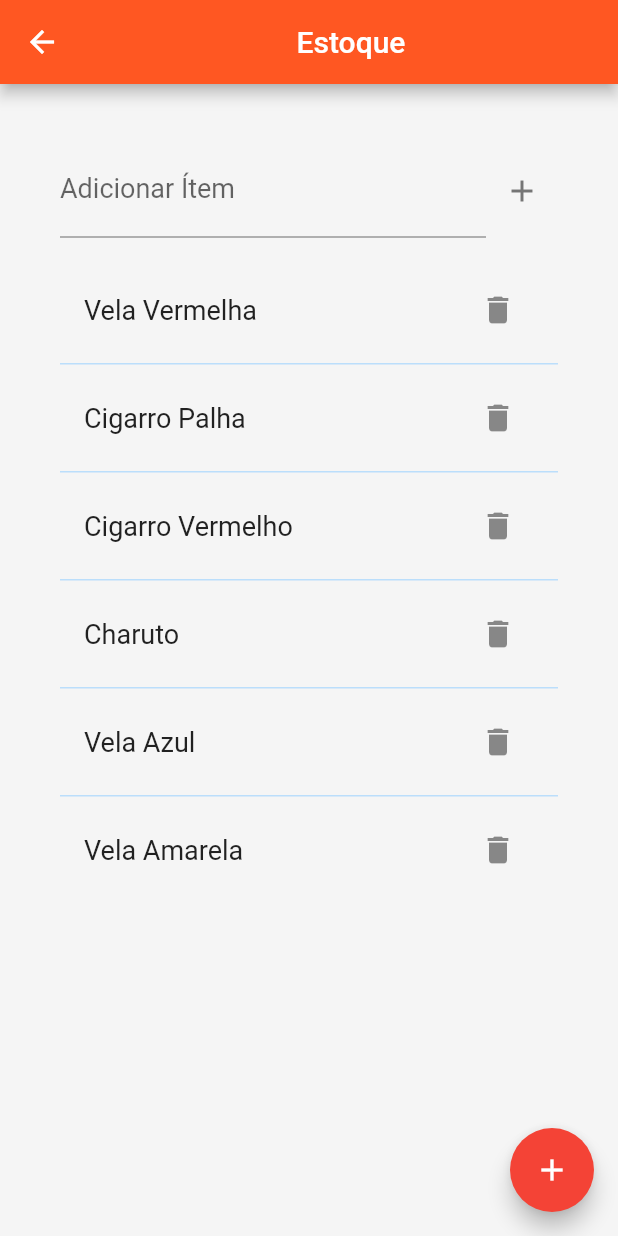
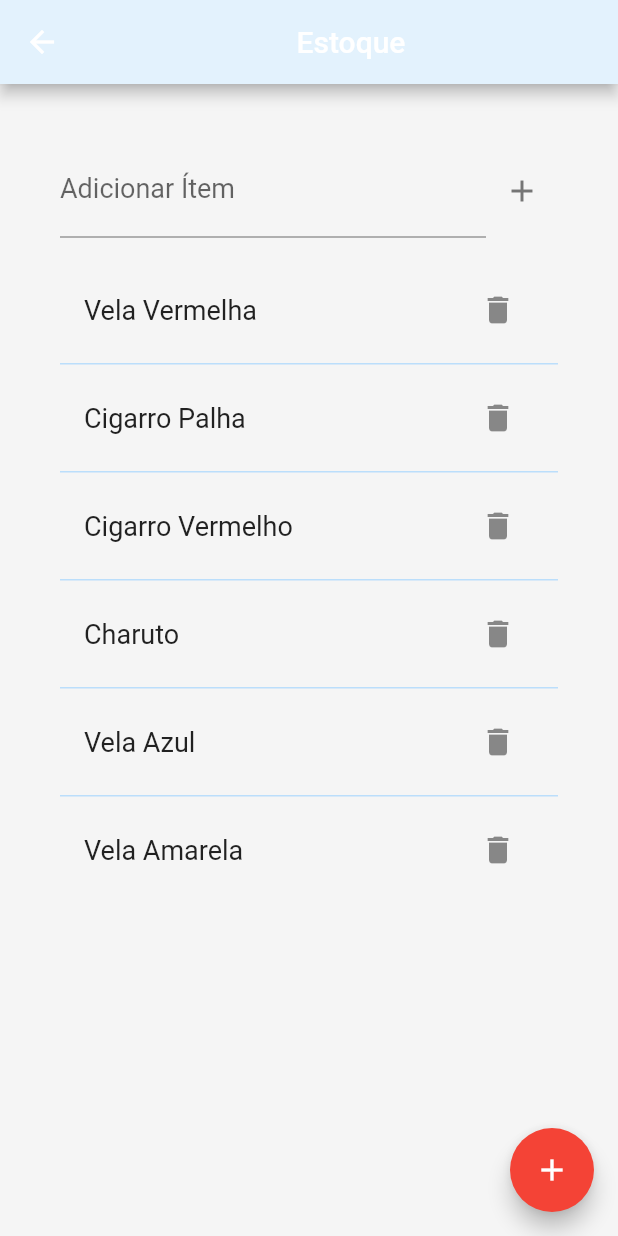
Before and after one commit to karenMoraes2021/projeto_TUPJA, a Flutter app: the ListViewSepareted screen opened by its route, on a phone screen of 412 x 824 dp. Run offline on Flutter 3.47's test engine with Material 2 defaults, Android fonts, the phone set to English and light mode, and no system bars.

```diff
--- a/lib/ListViewSepareted.dart
+++ b/lib/ListViewSepareted.dart
@@ -32,7 +32,7 @@ class _ListViewSeparetedState extends State<ListViewSepareted> {
       appBar: AppBar(
         title: Center(
           child: Text('Estoque')),
-        backgroundColor: Colors.deepOrange,
+        backgroundColor: Colors.blue[50],
       ),
       backgroundColor: Colors.grey[100],
       body: Container(
```
Also changed, not shown: 1 other file.
